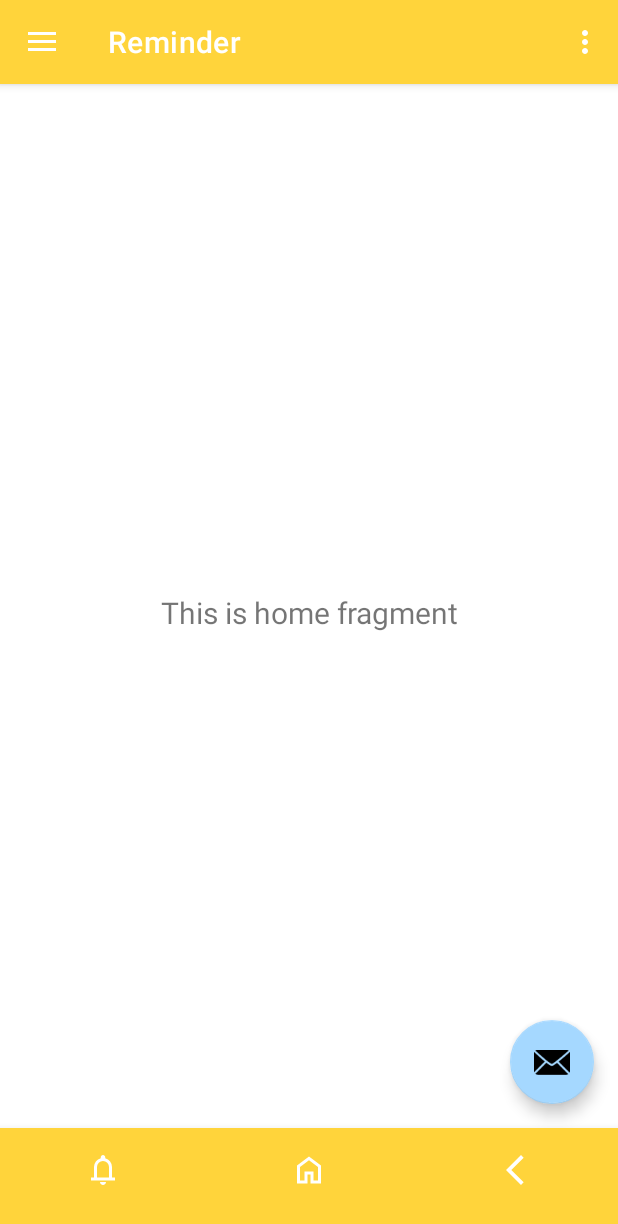
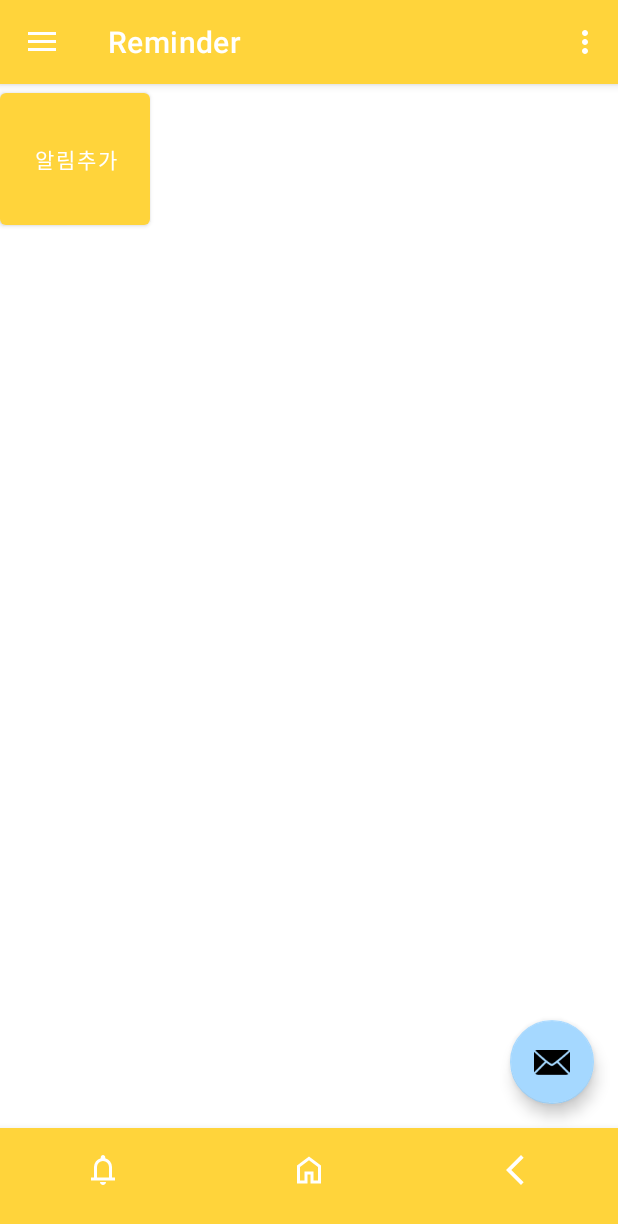
Before and after one commit to ParkDaeHee3/app_test_helper, an Android app: the screen it shows after launch (MainActivity), in the side drawer, after a tap on "Reminder", on a phone screen of 412 x 824 dp. Shown: the top 1224 px of the screen. Run offline under Robolectric (Android 15) with nearby library versions, the phone set to English and light mode, and no system bars; our stand-ins replace navigation-ui; libraries missing offline, so code that uses them is left out: com.kakao.vectormap; 1 statement that could not run was skipped.

Commit message:
리마인더 view 작성 완료

```diff
--- a/app/src/main/java/com/example/app_test_helper/ui/notifications/notificationsFragment.java
+++ b/app/src/main/java/com/example/app_test_helper/ui/notifications/notificationsFragment.java
@@ -4,30 +4,44 @@ import android.os.Bundle;
 import android.view.LayoutInflater;
 import android.view.View;
 import android.view.ViewGroup;
-import android.widget.TextView;
 
 import androidx.annotation.NonNull;
 import androidx.fragment.app.Fragment;
 import androidx.lifecycle.ViewModelProvider;
+import androidx.navigation.Navigation;
 
-import com.example.app_test_helper.databinding.FragmentNotificationsBinding;
+import com.example.app_test_helper.R;
+import com.example.app_test_helper.databinding.FragmentNotificationsListBinding;
 
+// 알림 화면을 위한 Fragment 클래스
 public class notificationsFragment extends Fragment {
 
-    private FragmentNotificationsBinding binding;
+    // 뷰 바인딩 객체
+    private FragmentNotificationsListBinding binding;
 
+    // Fragment 뷰 생성
     public View onCreateView(@NonNull LayoutInflater inflater,
                              ViewGroup container, Bundle savedInstanceState) {
+        // ViewModel 초기화
         notificationsViewModel notificationsViewModel = new ViewModelProvider(requireActivity()).get(notificationsViewModel.class);
 
-        binding = FragmentNotificationsBinding.inflate(inflater, container, false);
+        // 뷰 바인딩 설정
+        binding = FragmentNotificationsListBinding.inflate(inflater, container, false);
         View root = binding.getRoot();
 
-        final TextView textView = binding.textNotifications;
-        notificationsViewModel.getText().observe(getViewLifecycleOwner(), textView::setText);
+        // 여기서 클릭 리스너를 추가합니다.
+        binding.floatingActionButton.setOnClickListener(new View.OnClickListener() {
+            @Override
+            public void onClick(View view) {
+                // 화면 전환을 위한 Navigation
+                Navigation.findNavController(view).navigate(R.id.action_notificationsFragment_to_notificationsSetFragment);
+            }
+        });
+
         return root;
     }
 
+    // 뷰 해제 시 바인딩 객체 정리
     @Override
     public void onDestroyView() {
         super.onDestroyView();
--- a/app/src/main/java/com/example/app_test_helper/ui/notifications/notificationsViewModel.java
+++ b/app/src/main/java/com/example/app_test_helper/ui/notifications/notificationsViewModel.java
@@ -4,16 +4,19 @@ import androidx.lifecycle.LiveData;
 import androidx.lifecycle.MutableLiveData;
 import androidx.lifecycle.ViewModel;
 
-
+// 알림 화면의 ViewModel 클래스
 public class notificationsViewModel extends ViewModel {
 
+    // 텍스트 데이터를 저장하는 MutableLiveData
     private final MutableLiveData<String> mText;
 
+    // 생성자에서 기본 텍스트 설정
     public notificationsViewModel() {
         mText = new MutableLiveData<>();
         mText.setValue("This is home fragment");
     }
 
+    // 텍스트 데이터를 반환하는 메서드
     public LiveData<String> getText() {
         return mText;
     }
--- /dev/null
+++ b/app/src/main/res/layout/fragment_notifications_list.xml
@@ -0,0 +1,24 @@
+<?xml version="1.0" encoding="utf-8"?>
+<androidx.constraintlayout.widget.ConstraintLayout xmlns:android="http://schemas.android.com/apk/res/android"
+    android:layout_width="match_parent"
+    android:layout_height="match_parent">
+
+    <ListView
+        android:id="@+id/notificationslist"
+        android:layout_width="match_parent"
+        android:layout_height="match_parent"
+        android:layout_margin="40dp"
+        android:gravity="center" />
+
+    <Button
+        android:id="@+id/floatingActionButton"
+        android:layout_height="100dp"
+        android:layout_width="100dp"
+        android:text="알림추가"
+        android:textColor="#FFFFFF"
+        android:layout_alignParentBottom="true"
+        android:layout_alignParentEnd="true"
+        android:layout_marginEnd="16dp"
+        android:layout_marginBottom="16dp"/>
+
+</androidx.constraintlayout.widget.ConstraintLayout>
--- a/app/src/main/res/navigation/mobile_navigation.xml
+++ b/app/src/main/res/navigation/mobile_navigation.xml
@@ -15,13 +15,27 @@
         android:id="@+id/nav_history"
         android:name="com.example.app_test_helper.ui.history.HistoryFragment"
         android:label="@string/menu_history"
-        tools:layout="@layout/fragment_history"/>
+        tools:layout="@layout/fragment_history" />
 
     <fragment
         android:id="@+id/nav_notifications"
         android:name="com.example.app_test_helper.ui.notifications.notificationsFragment"
         android:label="@string/menu_notifications"
-        tools:layout="@layout/fragment_notifications" />
+        tools:layout="@layout/fragment_notifications" >
+
+        <!-- notificationsFragment에서 notificationsSetFragment로 이동하는 액션 추가 -->
+        <action
+            android:id="@+id/action_notificationsFragment_to_notificationsSetFragment"
+            app:destination="@id/nav_notifications_set" />
+    </fragment>
+
+    <!-- notificationsSetFragment 정의 추가 -->
+    <fragment
+        android:id="@+id/nav_notifications_set"
+        android:name="com.example.app_test_helper.ui.notifications.notificationsSetFragment"
+        android:label="Notifications Set"
+        tools:layout="@layout/fragment_notifications_set" />
+
     <fragment
         android:id="@+id/nav_map"
         android:name="com.example.app_test_helper.ui.map.PharmacyFragment"
```
Also changed, not shown: app/src/main/java/com/example/app_test_helper/ui/notifications/notificationsSetFragment.java (added, +42 -0 lines), app/src/main/java/com/example/app_test_helper/ui/notifications/notificationsSetViewModel.java (added, +23 -0 lines), app/src/main/res/layout/fragment_notifications_set.xml (added, +36 -0 lines).
